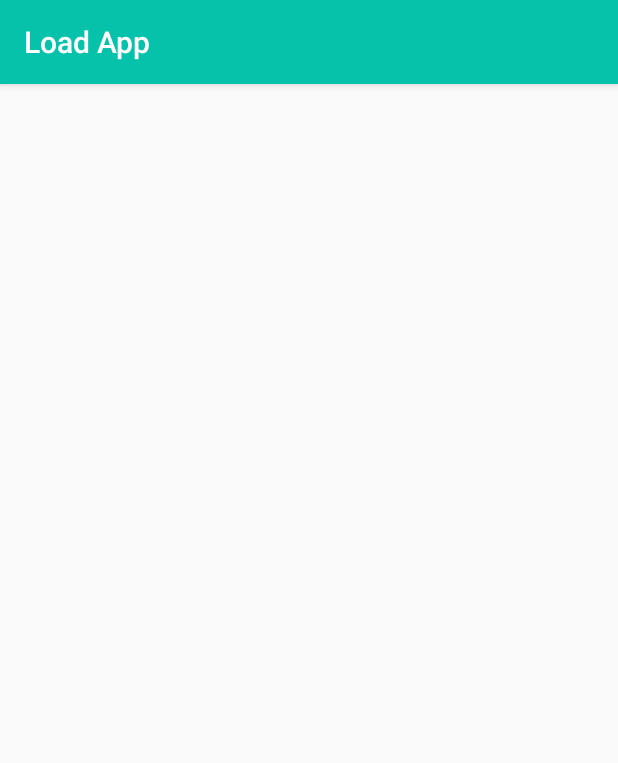
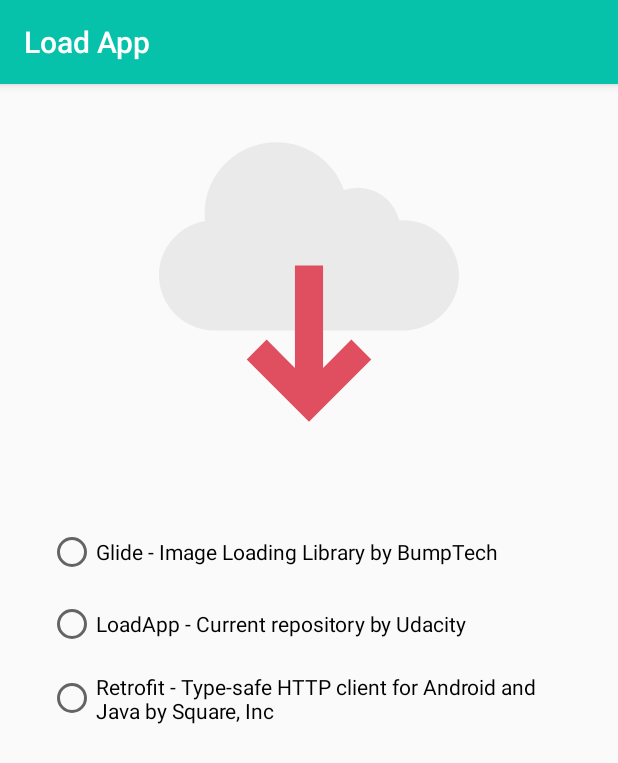
Before and after one commit to jploz/android-nd-load-app, an Android app: the screen it shows after launch (MainActivity), on a phone screen of 412 x 824 dp. Shown: the top 763 px of the screen. Run offline under Robolectric (Android 15) with nearby library versions, the phone set to English and light mode, and no system bars.

Commit message:
Implement radio button group in layout

```diff
--- a/app/src/main/res/layout/content_main.xml
+++ b/app/src/main/res/layout/content_main.xml
@@ -9,14 +9,62 @@
     tools:context=".MainActivity"
     tools:showIn="@layout/activity_main">
 
+    <ImageView
+        android:id="@+id/imageView"
+        android:layout_width="wrap_content"
+        android:layout_height="wrap_content"
+        android:layout_marginTop="32dp"
+        app:layout_constraintEnd_toEndOf="parent"
+        app:layout_constraintStart_toStartOf="parent"
+        app:layout_constraintTop_toTopOf="parent"
+        app:srcCompat="@drawable/ic_cloud_download" />
+
+    <RadioGroup
+        android:id="@+id/radioGroup"
+        android:layout_width="wrap_content"
+        android:layout_height="wrap_content"
+        android:layout_marginTop="32dp"
+        android:paddingStart="32dp"
+        android:paddingTop="32dp"
+        android:paddingEnd="32dp"
+        android:paddingBottom="32dp"
+        app:layout_constraintEnd_toEndOf="parent"
+        app:layout_constraintStart_toStartOf="parent"
+        app:layout_constraintTop_toBottomOf="@+id/imageView">
+
+        <RadioButton
+            android:id="@+id/radioButton"
+            android:layout_width="match_parent"
+            android:layout_height="wrap_content"
+            android:text="Glide - Image Loading Library by BumpTech" />
+
+        <RadioButton
+            android:id="@+id/radioButton2"
+            android:layout_width="match_parent"
+            android:layout_height="wrap_content"
+            android:layout_marginTop="16dp"
+            android:text="LoadApp - Current repository by Udacity" />
+
+        <RadioButton
+            android:id="@+id/radioButton3"
+            android:layout_width="match_parent"
+            android:layout_height="wrap_content"
+            android:layout_marginTop="16dp"
+            android:text="Retrofit - Type-safe HTTP client for Android and Java by Square, Inc" />
+    </RadioGroup>
+
     <com.udacity.loadapp.LoadingButton
         android:id="@+id/custom_button"
         android:layout_width="0dp"
-        app:layout_constraintStart_toStartOf="parent"
-        app:layout_constraintEnd_toEndOf="parent"
         android:layout_height="60dp"
         android:layout_margin="20dp"
+        android:layout_marginStart="32dp"
+        android:layout_marginTop="32dp"
+        android:layout_marginEnd="32dp"
+        android:layout_marginBottom="32dp"
         app:layout_constraintBottom_toBottomOf="parent"
-        app:layout_constraintTop_toTopOf="parent" />
+        app:layout_constraintEnd_toEndOf="parent"
+        app:layout_constraintStart_toStartOf="parent"
+        app:layout_constraintTop_toBottomOf="@+id/radioGroup" />
 
 </androidx.constraintlayout.widget.ConstraintLayout>
```
